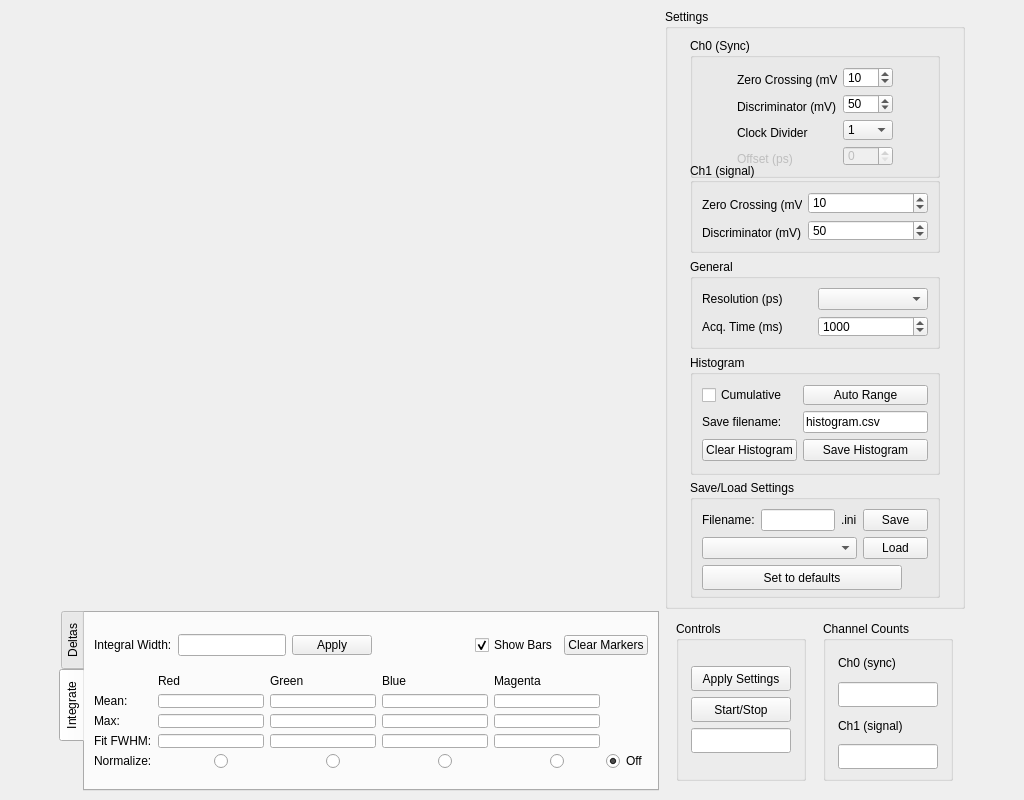
This is settings_gui.ui in dldlowndes/LD_Pharppy as Qt 5 draws it before an edit. The edited form follows.
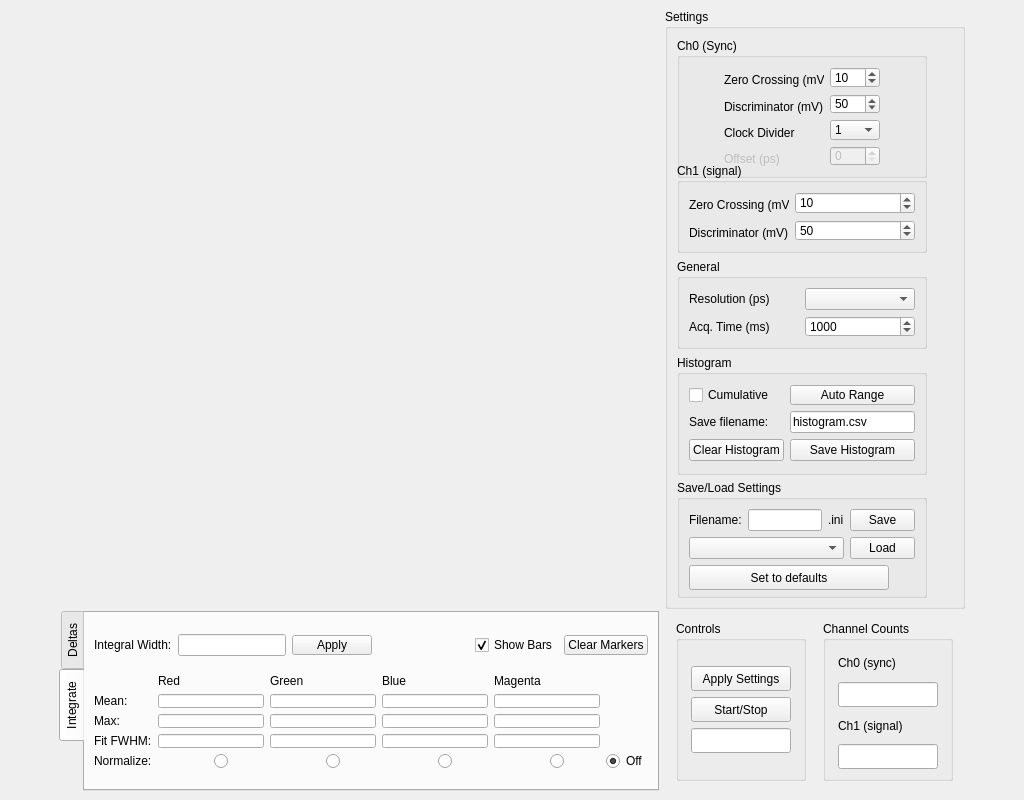
This is the edited form. Custom widgets are drawn as their Qt base class.

Commit message: Fixed a bug where integral bars are re-drawn when the mode is changed back to cursors Made the counts display font bigger

Patch:
```diff
--- a/settings_gui.ui
+++ b/settings_gui.ui
@@ -46,8 +46,339 @@
         <property name="title">
          <string>Settings</string>
         </property>
-        <layout class="QGridLayout" name="gridLayout_9">
-         <item row="2" column="0">
+        <layout class="QVBoxLayout" name="verticalLayout_4">
+         <item>
+          <widget class="QGroupBox" name="ch0_Box">
+           <property name="enabled">
+            <bool>true</bool>
+           </property>
+           <property name="sizePolicy">
+            <sizepolicy hsizetype="Fixed" vsizetype="Fixed">
+             <horstretch>0</horstretch>
+             <verstretch>0</verstretch>
+            </sizepolicy>
+           </property>
+           <property name="minimumSize">
+            <size>
+             <width>250</width>
+             <height>140</height>
+            </size>
+           </property>
+           <property name="maximumSize">
+            <size>
+             <width>250</width>
+             <height>140</height>
+            </size>
+           </property>
+           <property name="title">
+            <string>Ch0 (Sync)</string>
+           </property>
+           <layout class="QGridLayout" name="gridLayout_6">
+            <item row="0" column="0">
+             <layout class="QGridLayout" name="ch0_Layout">
+              <item row="0" column="0">
+               <widget class="QLabel" name="CFD0_Zerocross_Label">
+                <property name="sizePolicy">
+                 <sizepolicy hsizetype="Fixed" vsizetype="Fixed">
+                  <horstretch>0</horstretch>
+                  <verstretch>0</verstretch>
+                 </sizepolicy>
+                </property>
+                <property name="minimumSize">
+                 <size>
+                  <width>100</width>
+                  <height>25</height>
+                 </size>
+                </property>
+                <property name="maximumSize">
+                 <size>
+                  <width>100</width>
+                  <height>25</height>
+                 </size>
+                </property>
+                <property name="text">
+                 <string>Zero Crossing (mV)</string>
+                </property>
+               </widget>
+              </item>
+              <item row="0" column="1">
+               <widget class="QSpinBox" name="CFD0_Zerocross">
+                <property name="sizePolicy">
+                 <sizepolicy hsizetype="Fixed" vsizetype="Fixed">
+                  <horstretch>0</horstretch>
+                  <verstretch>0</verstretch>
+                 </sizepolicy>
+                </property>
+                <property name="minimumSize">
+                 <size>
+                  <width>50</width>
+                  <height>0</height>
+                 </size>
+                </property>
+                <property name="minimum">
+                 <number>1</number>
+                </property>
+                <property name="maximum">
+                 <number>20</number>
+                </property>
+                <property name="value">
+                 <number>10</number>
+                </property>
+               </widget>
+              </item>
+              <item row="1" column="0">
+               <widget class="QLabel" name="CFD0_Level_Label">
+                <property name="sizePolicy">
+                 <sizepolicy hsizetype="Fixed" vsizetype="Fixed">
+                  <horstretch>0</horstretch>
+                  <verstretch>0</verstretch>
+                 </sizepolicy>
+                </property>
+                <property name="minimumSize">
+                 <size>
+                  <width>100</width>
+                  <height>25</height>
+                 </size>
+                </property>
+                <property name="maximumSize">
+                 <size>
+                  <width>100</width>
+                  <height>25</height>
+                 </size>
+                </property>
+                <property name="text">
+                 <string>Discriminator (mV)</string>
+                </property>
+               </widget>
+              </item>
+              <item row="1" column="1">
+               <widget class="QSpinBox" name="CFD0_Level">
+                <property name="sizePolicy">
+                 <sizepolicy hsizetype="Fixed" vsizetype="Fixed">
+                  <horstretch>0</horstretch>
+                  <verstretch>0</verstretch>
+                 </sizepolicy>
+                </property>
+                <property name="minimumSize">
+                 <size>
+                  <width>50</width>
+                  <height>0</height>
+                 </size>
+                </property>
+                <property name="minimum">
+                 <number>1</number>
+                </property>
+                <property name="maximum">
+                 <number>800</number>
+                </property>
+                <property name="value">
+                 <number>50</number>
+                </property>
+               </widget>
+              </item>
+              <item row="2" column="0">
+               <widget class="QLabel" name="sync_Divider_Label">
+                <property name="sizePolicy">
+                 <sizepolicy hsizetype="Fixed" vsizetype="Fixed">
+                  <horstretch>0</horstretch>
+                  <verstretch>0</verstretch>
+                 </sizepolicy>
+                </property>
+                <property name="minimumSize">
+                 <size>
+                  <width>100</width>
+                  <height>25</height>
+                 </size>
+                </property>
+                <property name="maximumSize">
+                 <size>
+                  <width>100</width>
+                  <height>25</height>
+                 </size>
+                </property>
+                <property name="text">
+                 <string>Clock Divider</string>
+                </property>
+               </widget>
+              </item>
+              <item row="2" column="1">
+               <widget class="QComboBox" name="sync_Divider">
+                <property name="sizePolicy">
+                 <sizepolicy hsizetype="Fixed" vsizetype="Fixed">
+                  <horstretch>0</horstretch>
+                  <verstretch>0</verstretch>
+                 </sizepolicy>
+                </property>
+                <property name="minimumSize">
+                 <size>
+                  <width>50</width>
+                  <height>0</height>
+                 </size>
+                </property>
+                <item>
+                 <property name="text">
+                  <string>1</string>
+                 </property>
+                </item>
+                <item>
+                 <property name="text">
+                  <string>2</string>
+                 </property>
+                </item>
+                <item>
+                 <property name="text">
+                  <string>4</string>
+                 </property>
+                </item>
+                <item>
+                 <property name="text">
+                  <string>8</string>
+                 </property>
+                </item>
+               </widget>
+              </item>
+              <item row="3" column="0">
+               <widget class="QLabel" name="sync_Offset_Label">
+                <property name="enabled">
+                 <bool>false</bool>
+                </property>
+                <property name="sizePolicy">
+                 <sizepolicy hsizetype="Fixed" vsizetype="Fixed">
+                  <horstretch>0</horstretch>
+                  <verstretch>0</verstretch>
+                 </sizepolicy>
+                </property>
+                <property name="minimumSize">
+                 <size>
+                  <width>100</width>
+                  <height>25</height>
+                 </size>
+                </property>
+                <property name="maximumSize">
+                 <size>
+                  <width>100</width>
+                  <height>25</height>
+                 </size>
+                </property>
+                <property name="text">
+                 <string>Offset (ps)</string>
+                </property>
+               </widget>
+              </item>
+              <item row="3" column="1">
+               <widget class="QSpinBox" name="sync_Offset">
+                <property name="enabled">
+                 <bool>false</bool>
+                </property>
+               </widget>
+              </item>
+             </layout>
+            </item>
+           </layout>
+          </widget>
+         </item>
+         <item>
+          <widget class="QGroupBox" name="ch1_Box">
+           <property name="sizePolicy">
+            <sizepolicy hsizetype="Fixed" vsizetype="Fixed">
+             <horstretch>0</horstretch>
+             <verstretch>0</verstretch>
+            </sizepolicy>
+           </property>
+           <property name="minimumSize">
+            <size>
+             <width>250</width>
+             <height>90</height>
+            </size>
+           </property>
+           <property name="maximumSize">
+            <size>
+             <width>250</width>
+             <height>90</height>
+            </size>
+           </property>
+           <property name="title">
+            <string>Ch1 (signal)</string>
+           </property>
+           <layout class="QGridLayout" name="gridLayout_7">
+            <item row="0" column="0">
+             <layout class="QGridLayout" name="ch1_Layout">
+              <item row="0" column="1">
+               <widget class="QSpinBox" name="CFD1_Zerocross">
+                <property name="maximum">
+                 <number>20</number>
+                </property>
+                <property name="value">
+                 <number>10</number>
+                </property>
+               </widget>
+              </item>
+              <item row="1" column="1">
+               <widget class="QSpinBox" name="CFD1_Level">
+                <property name="maximum">
+                 <number>800</number>
+                </property>
+                <property name="value">
+                 <number>50</number>
+                </property>
+               </widget>
+              </item>
+              <item row="1" column="0">
+               <widget class="QLabel" name="CFD1_Level_Label">
+                <property name="sizePolicy">
+                 <sizepolicy hsizetype="Fixed" vsizetype="Fixed">
+                  <horstretch>0</horstretch>
+                  <verstretch>0</verstretch>
+                 </sizepolicy>
+                </property>
+                <property name="minimumSize">
+                 <size>
+                  <width>100</width>
+                  <height>25</height>
+                 </size>
+                </property>
+                <property name="maximumSize">
+                 <size>
+                  <width>100</width>
+                  <height>25</height>
+                 </size>
+                </property>
+                <property name="text">
+                 <string>Discriminator (mV)</string>
+                </property>
+               </widget>
+              </item>
+              <item row="0" column="0">
+               <widget class="QLabel" name="CFD1_Zerocross_Label">
+                <property name="sizePolicy">
+                 <sizepolicy hsizetype="Fixed" vsizetype="Fixed">
+                  <horstretch>0</horstretch>
+                  <verstretch>0</verstretch>
+                 </sizepolicy>
+                </property>
+                <property name="minimumSize">
+                 <size>
+                  <width>100</width>
+                  <height>25</height>
+                 </size>
+                </property>
+                <property name="maximumSize">
+                 <size>
+                  <width>100</width>
+                  <height>25</height>
+                 </size>
+                </property>
+                <property name="text">
+                 <string>Zero Crossing (mV)</string>
+                </property>
+               </widget>
+              </item>
+             </layout>
+            </item>
+           </layout>
+          </widget>
+         </item>
+         <item>
           <widget class="QGroupBox" name="general_Box">
            <property name="sizePolicy">
             <sizepolicy hsizetype="Fixed" vsizetype="Fixed">
@@ -105,7 +436,7 @@
            </layout>
           </widget>
          </item>
-         <item row="3" column="0">
+         <item>
           <widget class="QGroupBox" name="histogram_Box">
            <property name="sizePolicy">
             <sizepolicy hsizetype="Fixed" vsizetype="Fixed">
@@ -184,338 +515,7 @@
            </layout>
           </widget>
          </item>
-         <item row="1" column="0">
-          <widget class="QGroupBox" name="ch1_Box">
-           <property name="sizePolicy">
-            <sizepolicy hsizetype="Fixed" vsizetype="Fixed">
-             <horstretch>0</horstretch>
-             <verstretch>0</verstretch>
-            </sizepolicy>
-           </property>
-           <property name="minimumSize">
-            <size>
-             <width>250</width>
-             <height>90</height>
-            </size>
-           </property>
-           <property name="maximumSize">
-            <size>
-             <width>250</width>
-             <height>90</height>
-            </size>
-           </property>
-           <property name="title">
-            <string>Ch1 (signal)</string>
-           </property>
-           <layout class="QGridLayout" name="gridLayout_7">
-            <item row="0" column="0">
-             <layout class="QGridLayout" name="ch1_Layout">
-              <item row="0" column="1">
-               <widget class="QSpinBox" name="CFD1_Zerocross">
-                <property name="maximum">
-                 <number>20</number>
-                </property>
-                <property name="value">
-                 <number>10</number>
-                </property>
-               </widget>
-              </item>
-              <item row="1" column="1">
-               <widget class="QSpinBox" name="CFD1_Level">
-                <property name="maximum">
-                 <number>800</number>
-                </property>
-                <property name="value">
-                 <number>50</number>
-                </property>
-               </widget>
-              </item>
-              <item row="1" column="0">
-               <widget class="QLabel" name="CFD1_Level_Label">
-                <property name="sizePolicy">
-                 <sizepolicy hsizetype="Fixed" vsizetype="Fixed">
-                  <horstretch>0</horstretch>
-                  <verstretch>0</verstretch>
-                 </sizepolicy>
-                </property>
-                <property name="minimumSize">
-                 <size>
-                  <width>100</width>
-                  <height>25</height>
-                 </size>
-                </property>
-                <property name="maximumSize">
-                 <size>
-                  <width>100</width>
-                  <height>25</height>
-                 </size>
-                </property>
-                <property name="text">
-                 <string>Discriminator (mV)</string>
-                </property>
-               </widget>
-              </item>
-              <item row="0" column="0">
-               <widget class="QLabel" name="CFD1_Zerocross_Label">
-                <property name="sizePolicy">
-                 <sizepolicy hsizetype="Fixed" vsizetype="Fixed">
-                  <horstretch>0</horstretch>
-                  <verstretch>0</verstretch>
-                 </sizepolicy>
-                </property>
-                <property name="minimumSize">
-                 <size>
-                  <width>100</width>
-                  <height>25</height>
-                 </size>
-                </property>
-                <property name="maximumSize">
-                 <size>
-                  <width>100</width>
-                  <height>25</height>
-                 </size>
-                </property>
-                <property name="text">
-                 <string>Zero Crossing (mV)</string>
-                </property>
-               </widget>
-              </item>
-             </layout>
-            </item>
-           </layout>
-          </widget>
-         </item>
-         <item row="0" column="0">
-          <widget class="QGroupBox" name="ch0_Box">
-           <property name="enabled">
-            <bool>true</bool>
-           </property>
-           <property name="sizePolicy">
-            <sizepolicy hsizetype="Fixed" vsizetype="Fixed">
-             <horstretch>0</horstretch>
-             <verstretch>0</verstretch>
-            </sizepolicy>
-           </property>
-           <property name="minimumSize">
-            <size>
-             <width>250</width>
-             <height>140</height>
-            </size>
-           </property>
-           <property name="maximumSize">
-            <size>
-             <width>250</width>
-             <height>140</height>
-            </size>
-           </property>
-           <property name="title">
-            <string>Ch0 (Sync)</string>
-           </property>
-           <layout class="QGridLayout" name="gridLayout_6">
-            <item row="0" column="0">
-             <layout class="QGridLayout" name="ch0_Layout">
-              <item row="0" column="0">
-               <widget class="QLabel" name="CFD0_Zerocross_Label">
-                <property name="sizePolicy">
-                 <sizepolicy hsizetype="Fixed" vsizetype="Fixed">
-                  <horstretch>0</horstretch>
-                  <verstretch>0</verstretch>
-                 </sizepolicy>
-                </property>
-                <property name="minimumSize">
-                 <size>
-                  <width>100</width>
-                  <height>25</height>
-                 </size>
-                </property>
-                <property name="maximumSize">
-                 <size>
-                  <width>100</width>
-                  <height>25</height>
-                 </size>
-                </property>
-                <property name="text">
-                 <string>Zero Crossing (mV)</string>
-                </property>
-               </widget>
-              </item>
-              <item row="0" column="1">
-               <widget class="QSpinBox" name="CFD0_Zerocross">
-                <property name="sizePolicy">
-                 <sizepolicy hsizetype="Fixed" vsizetype="Fixed">
-                  <horstretch>0</horstretch>
-                  <verstretch>0</verstretch>
-                 </sizepolicy>
-                </property>
-                <property name="minimumSize">
-                 <size>
-                  <width>50</width>
-                  <height>0</height>
-                 </size>
-                </property>
-                <property name="minimum">
-                 <number>1</number>
-                </property>
-                <property name="maximum">
-                 <number>20</number>
-                </property>
-                <property name="value">
-                 <number>10</number>
-                </property>
-               </widget>
-              </item>
-              <item row="1" column="0">
-               <widget class="QLabel" name="CFD0_Level_Label">
-                <property name="sizePolicy">
-                 <sizepolicy hsizetype="Fixed" vsizetype="Fixed">
-                  <horstretch>0</horstretch>
-                  <verstretch>0</verstretch>
-                 </sizepolicy>
-                </property>
-                <property name="minimumSize">
-                 <size>
-                  <width>100</width>
-                  <height>25</height>
-                 </size>
-                </property>
-                <property name="maximumSize">
-                 <size>
-                  <width>100</width>
-                  <height>25</height>
-                 </size>
-                </property>
-                <property name="text">
-                 <string>Discriminator (mV)</string>
-                </property>
-               </widget>
-              </item>
-              <item row="1" column="1">
-               <widget class="QSpinBox" name="CFD0_Level">
-                <property name="sizePolicy">
-                 <sizepolicy hsizetype="Fixed" vsizetype="Fixed">
-                  <horstretch>0</horstretch>
-                  <verstretch>0</verstretch>
-                 </sizepolicy>
-                </property>
-                <property name="minimumSize">
-                 <size>
-                  <width>50</width>
-                  <height>0</height>
-                 </size>
-                </property>
-                <property name="minimum">
-                 <number>1</number>
-                </property>
-                <property name="maximum">
-                 <number>800</number>
-                </property>
-                <property name="value">
-                 <number>50</number>
-                </property>
-               </widget>
-              </item>
-              <item row="2" column="0">
-               <widget class="QLabel" name="sync_Divider_Label">
-                <property name="sizePolicy">
-                 <sizepolicy hsizetype="Fixed" vsizetype="Fixed">
-                  <horstretch>0</horstretch>
-                  <verstretch>0</verstretch>
-                 </sizepolicy>
-                </property>
-                <property name="minimumSize">
-                 <size>
-                  <width>100</width>
-                  <height>25</height>
-                 </size>
-                </property>
-                <property name="maximumSize">
-                 <size>
-                  <width>100</width>
-                  <height>25</height>
-                 </size>
-                </property>
-                <property name="text">
-                 <string>Clock Divider</string>
-                </property>
-               </widget>
-              </item>
-              <item row="2" column="1">
-               <widget class="QComboBox" name="sync_Divider">
-                <property name="sizePolicy">
-                 <sizepolicy hsizetype="Fixed" vsizetype="Fixed">
-                  <horstretch>0</horstretch>
-                  <verstretch>0</verstretch>
-                 </sizepolicy>
-                </property>
-                <property name="minimumSize">
-                 <size>
-                  <width>50</width>
-                  <height>0</height>
-                 </size>
-                </property>
-                <item>
-                 <property name="text">
-                  <string>1</string>
-                 </property>
-                </item>
-                <item>
-                 <property name="text">
-                  <string>2</string>
-                 </property>
-                </item>
-                <item>
-                 <property name="text">
-                  <string>4</string>
-                 </property>
-                </item>
-                <item>
-                 <property name="text">
-                  <string>8</string>
-                 </property>
-                </item>
-               </widget>
-              </item>
-              <item row="3" column="0">
-               <widget class="QLabel" name="sync_Offset_Label">
-                <property name="enabled">
-                 <bool>false</bool>
-                </property>
-                <property name="sizePolicy">
-                 <sizepolicy hsizetype="Fixed" vsizetype="Fixed">
-                  <horstretch>0</horstretch>
-                  <verstretch>0</verstretch>
-                 </sizepolicy>
-                </property>
-                <property name="minimumSize">
-                 <size>
-                  <width>100</width>
-                  <height>25</height>
-                 </size>
-                </property>
-                <property name="maximumSize">
-                 <size>
-                  <width>100</width>
-                  <height>25</height>
-                 </size>
-                </property>
-                <property name="text">
-                 <string>Offset (ps)</string>
-                </property>
-               </widget>
-              </item>
-              <item row="3" column="1">
-               <widget class="QSpinBox" name="sync_Offset">
-                <property name="enabled">
-                 <bool>false</bool>
-                </property>
-               </widget>
-              </item>
-             </layout>
-            </item>
-           </layout>
-          </widget>
-         </item>
-         <item row="4" column="0">
+         <item>
           <widget class="QGroupBox" name="groupBox">
            <property name="minimumSize">
             <size>
```
Left out of the diff: 10 changed lines with no effect on the pictures. The commit also changes 2 other files.
